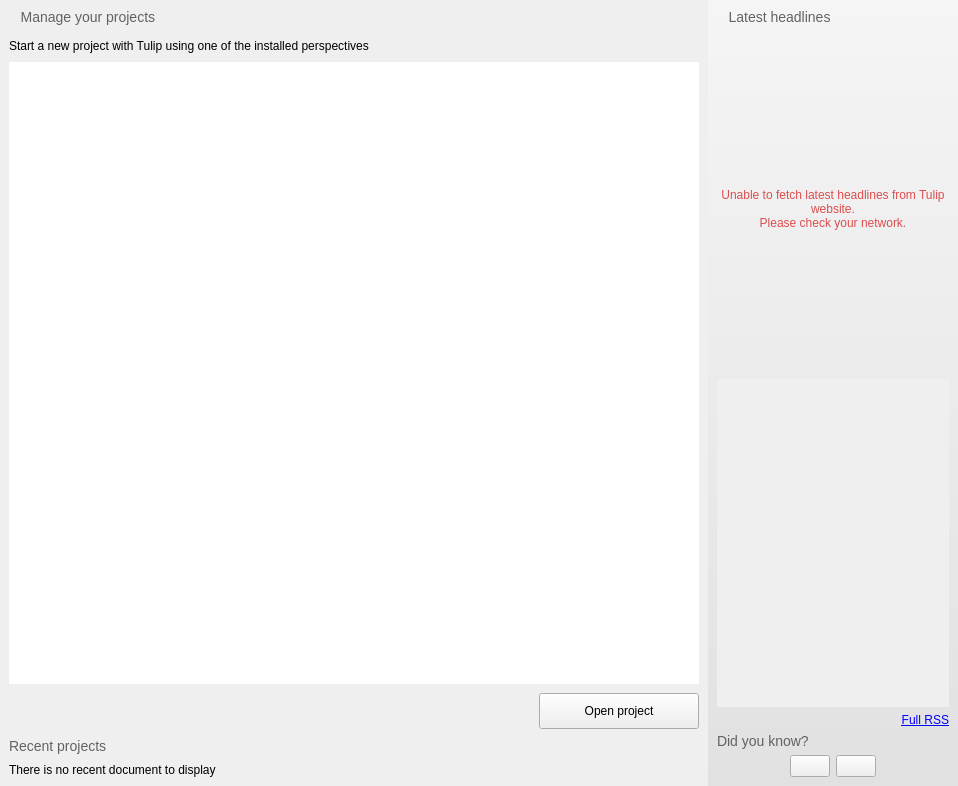
Qt form software/tulip/designer/TulipWelcomePage.ui (vadivelselvaraj/TulipGLImprovement) before a commit.
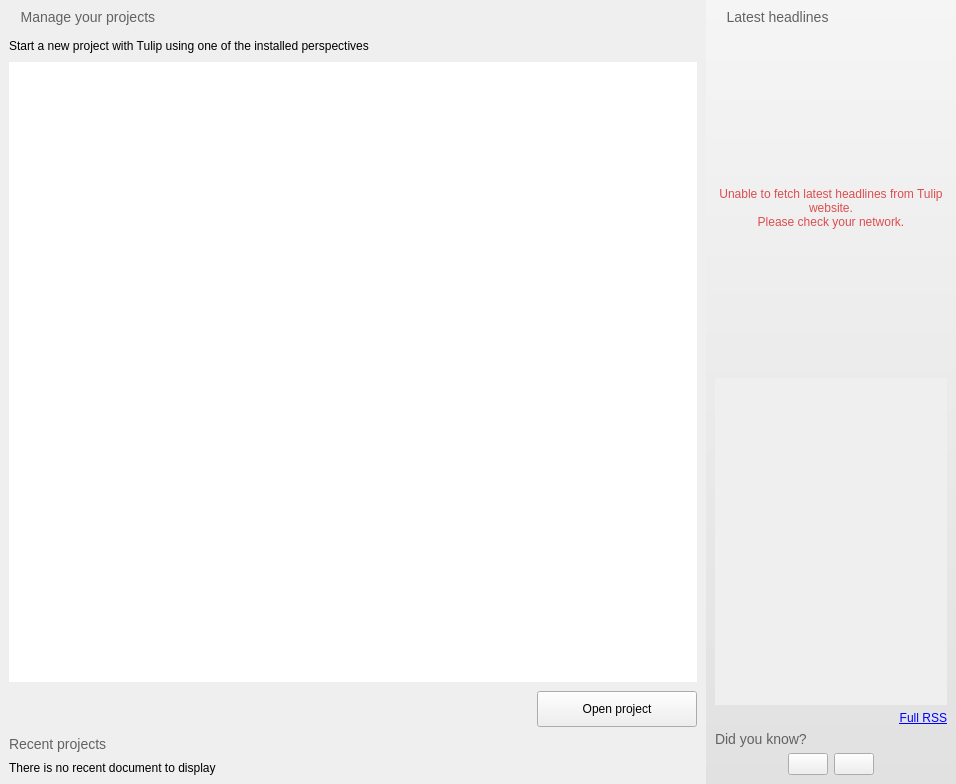
The same form after that commit. Icons and pictures are not drawn.

Diff of the .ui file:
```diff
--- a/software/tulip/designer/TulipWelcomePage.ui
+++ b/software/tulip/designer/TulipWelcomePage.ui
@@ -6,8 +6,8 @@
    <rect>
     <x>0</x>
     <y>0</y>
-    <width>958</width>
-    <height>786</height>
+    <width>956</width>
+    <height>784</height>
    </rect>
   </property>
   <property name="windowTitle">
@@ -111,8 +111,8 @@
          <rect>
           <x>0</x>
           <y>0</y>
-          <width>690</width>
-          <height>611</height>
+          <width>688</width>
+          <height>609</height>
          </rect>
         </property>
        </widget>
@@ -259,7 +259,7 @@
            <x>0</x>
            <y>0</y>
            <width>238</width>
-           <height>324</height>
+           <height>323</height>
           </rect>
          </property>
         </widget>
```
Left out of the diff: 3 changed lines with no effect on the pictures.
